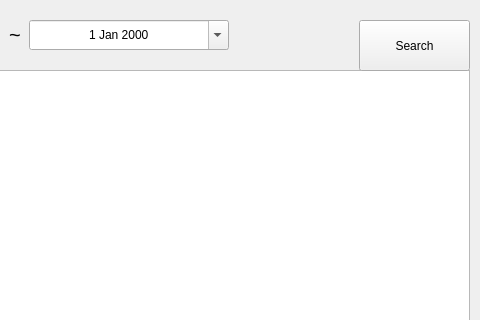
This is src/pages/loan/collateral_search.ui in DY-Microfinance-Customer-Management/dymf-algorithm as Qt 5 draws it before an edit; both pictures show x 891 to 1371 and y 0 to 320 of the 1371 by 570 pixel window. The edited form follows.
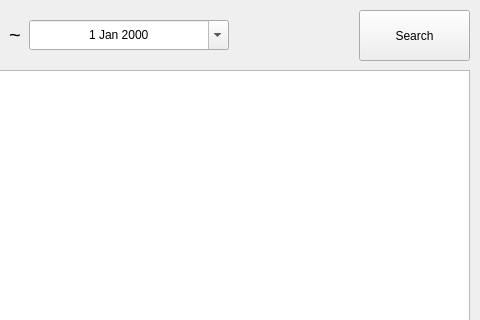
This is the edited form.

What changed in the file:
```diff
--- a/src/pages/loan/collateral_search.ui
+++ b/src/pages/loan/collateral_search.ui
@@ -28,7 +28,7 @@
     <property name="geometry">
      <rect>
       <x>1250</x>
-      <y>20</y>
+      <y>10</y>
       <width>111</width>
       <height>51</height>
      </rect>
```
